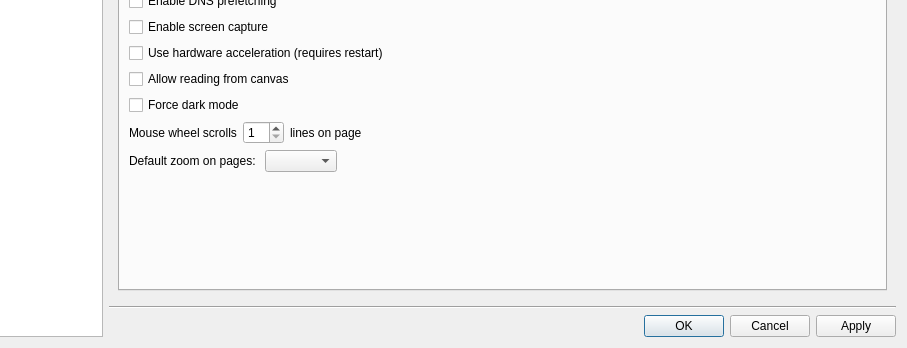
Old version of the form src/lib/preferences/preferences.ui in the repository KDE/falkon; both pictures show x 128 to 1035 and y 379 to 727 of the 1035 by 727 pixel window.
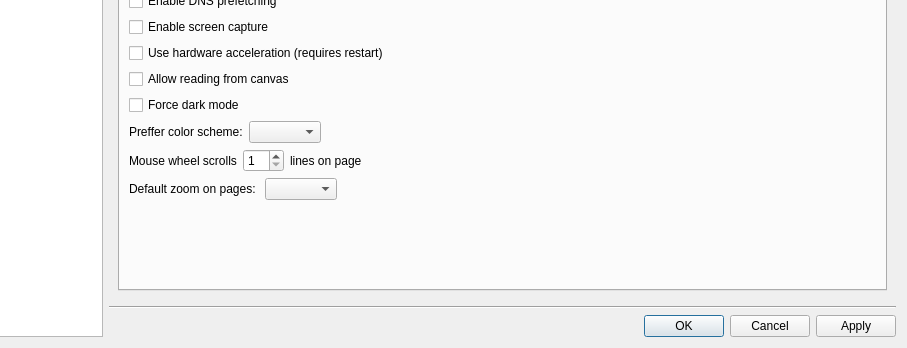
New version of the form. The open tabs and pages were chosen to show the change. Custom widgets are drawn as their Qt base class.

Commit message: Add "Preffer color scheme" option

The edit to the form file:
```diff
--- a/src/lib/preferences/preferences.ui
+++ b/src/lib/preferences/preferences.ui
@@ -160,7 +160,7 @@
         <x>0</x>
         <y>0</y>
         <width>783</width>
-        <height>651</height>
+        <height>723</height>
        </rect>
       </property>
       <layout class="QVBoxLayout" name="verticalLayout_4">
@@ -1145,6 +1145,33 @@
                    </property>
                   </widget>
                  </item>
+                 <item>
+                  <layout class="QHBoxLayout" name="horizontalLayout_22">
+                   <item>
+                    <widget class="QLabel" name="label_16">
+                     <property name="text">
+                      <string>Preffer color scheme:</string>
+                     </property>
+                    </widget>
+                   </item>
+                   <item>
+                    <widget class="QComboBox" name="prefferColorScheme"/>
+                   </item>
+                   <item>
+                    <spacer name="horizontalSpacer_40">
+                     <property name="orientation">
+                      <enum>Qt::Horizontal</enum>
+                     </property>
+                     <property name="sizeHint" stdset="0">
+                      <size>
+                       <width>40</width>
+                       <height>20</height>
+                      </size>
+                     </property>
+                    </spacer>
+                   </item>
+                  </layout>
+                 </item>
                 </layout>
                </item>
                <item row="2" column="0">
```
The commit also changes 4 other files.
